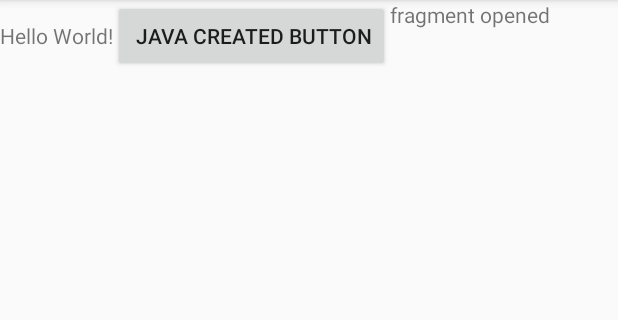
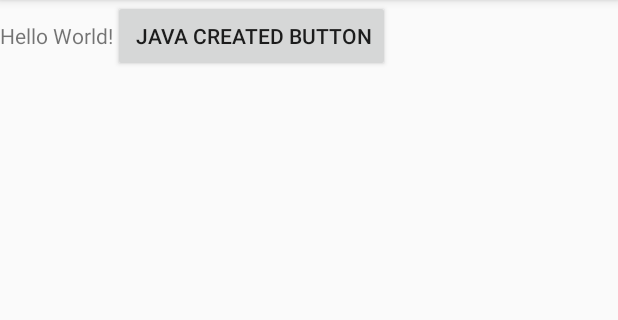
Before and after one commit to brandondasb/recyclerView, an Android app: the screen it shows after launch (MainActivity), after a tap on "JAVA CREATED BUTTON", on a phone screen of 412 x 824 dp, the part 84-404 px from its top. Run offline under Robolectric (Android 15) with nearby library versions, the phone set to English and light mode, and no system bars.

Commit message:
First commit for develop branch

```diff
--- a/app/build.gradle
+++ b/app/build.gradle
@@ -4,7 +4,7 @@ android {
     compileSdkVersion 28
     defaultConfig {
         applicationId "com.example.dondon.recyclerview"
-        minSdkVersion 27
+        minSdkVersion 23
         targetSdkVersion 28
         versionCode 1
         versionName "1.0"
--- a/app/src/main/java/com/example/dondon/recyclerview/MainActivity.java
+++ b/app/src/main/java/com/example/dondon/recyclerview/MainActivity.java
@@ -11,7 +11,7 @@ import android.support.v4.app.Fragment;
 
 public class MainActivity extends AppCompatActivity {
 
-
+    private String string = "stgring";
 
     @Override
     protected void onCreate(Bundle savedInstanceState) {
@@ -23,8 +23,12 @@ public class MainActivity extends AppCompatActivity {
         StartButton.setText(" java created button");
        // setContentView();
 
+        StartButton.setOnClickListener(fragmentClickListener);
+    }
 
-        StartButton.setOnClickListener(new View.OnClickListener() {
+
+
+    private View.OnClickListener fragmentClickListener = new View.OnClickListener() {
         @Override
         public void onClick(View view) {
             FragmentPopup fragmentPopup = new FragmentPopup();
@@ -32,15 +36,11 @@ public class MainActivity extends AppCompatActivity {
 
             FragmentTransaction transaction= fragmentManager.beginTransaction();
 
-                getSupportFragmentManager().beginTransaction().add(R.id.fragment_container,fragmentPopup).commit();
+            getSupportFragmentManager().beginTransaction().add(R.id.layout_main,fragmentPopup).commit();
 
 
             //fragmentPopup();// call fragment class
+        }
+    };
 
 }
-        });
-
-
-
-    }
-}
--- a/app/src/main/res/layout/activity_main.xml
+++ b/app/src/main/res/layout/activity_main.xml
@@ -4,7 +4,9 @@
     xmlns:tools="http://schemas.android.com/tools"
     android:layout_width="match_parent"
     android:layout_height="match_parent"
-    tools:context=".MainActivity">
+    tools:context=".MainActivity"
+    android:id="@+id/layout_main"
+    >
 
     <TextView
         android:layout_width="wrap_content"
@@ -16,6 +18,7 @@
         android:layout_width="wrap_content"
         android:layout_height="wrap_content"
         android:text="Button" />
+
     <FrameLayout
         android:id="@+id/fragment_container"
         android:layout_width="match_parent"
--- a/app/src/main/res/layout/fragmentpopup.xml
+++ b/app/src/main/res/layout/fragmentpopup.xml
@@ -5,7 +5,7 @@
     android:layout_height="match_parent"
     android:name="com.example.dondon.recyclerview"
     android:id="@+id/frag_popup"
-    >
+    android:background="@color/colorAccent">
 
     <TextView
         android:id="@+id/textView"
@@ -13,4 +13,5 @@
         android:layout_height="wrap_content"
         android:layout_weight="1"
         android:text="fragment opened" />
+
 </LinearLayout>
```
Lines whose indentation alone changed are shown as unchanged.
